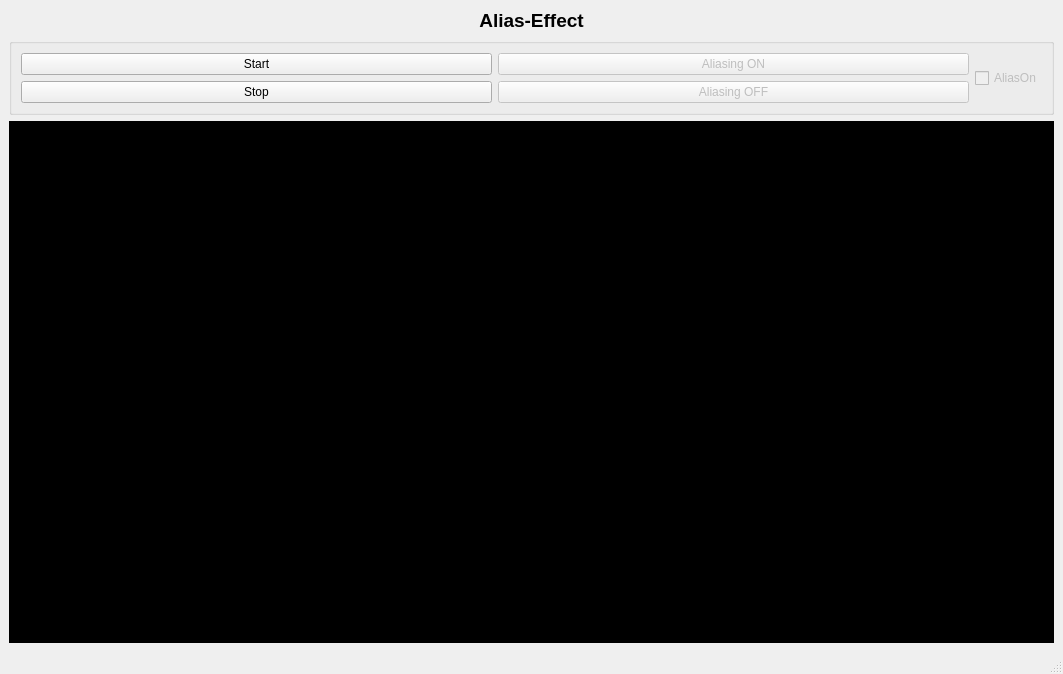
First picture: the form in main.ui, repository nilhoel1/EmA-Alias-Effect, before the edit.
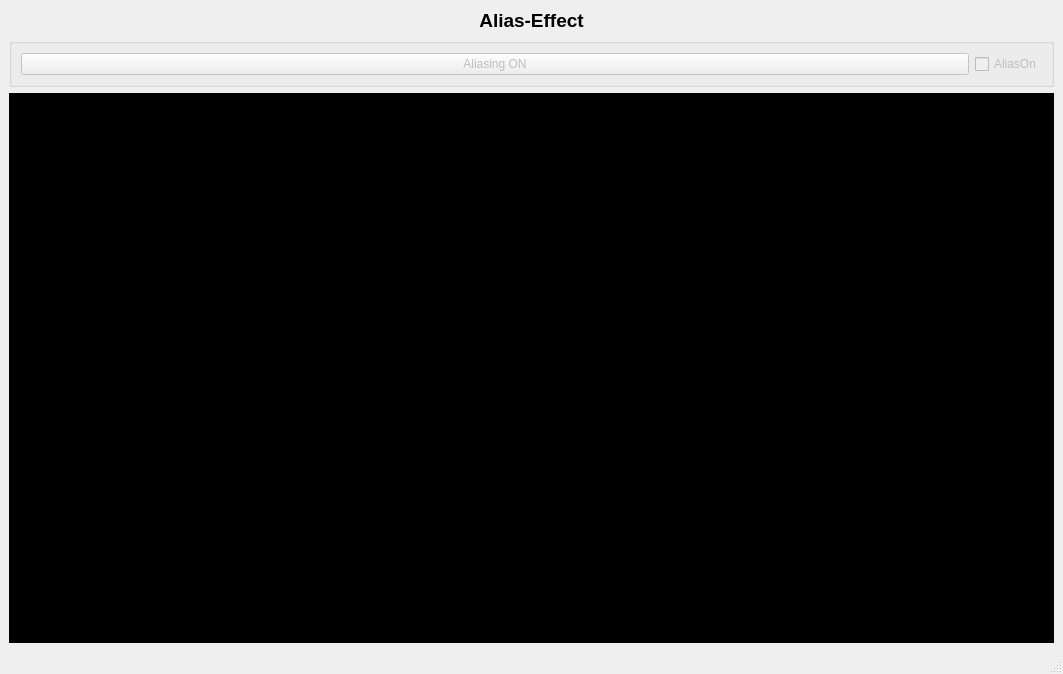
Second picture: the form after the edit.

Diff of the .ui file:
```diff
--- a/main.ui
+++ b/main.ui
@@ -93,15 +93,18 @@
                </property>
               </widget>
              </item>
-             <item row="2" column="0">
-              <widget class="QPushButton" name="pushButton_4">
-               <property name="enabled">
-                <bool>false</bool>
+             <item row="1" column="0">
+              <spacer name="horizontalSpacer_3">
+               <property name="orientation">
+                <enum>Qt::Horizontal</enum>
                </property>
-               <property name="text">
-                <string>Aliasing OFF</string>
+               <property name="sizeHint" stdset="0">
+                <size>
+                 <width>380</width>
+                 <height>0</height>
+                </size>
                </property>
-              </widget>
+              </spacer>
              </item>
             </layout>
            </item>
@@ -110,35 +113,7 @@
          <item row="0" column="0">
           <layout class="QGridLayout" name="gridLayout_2">
            <item row="0" column="0">
-            <layout class="QVBoxLayout" name="verticalLayout_2">
-             <item>
-              <widget class="QPushButton" name="pushButton">
-               <property name="text">
-                <string>Start</string>
-               </property>
-              </widget>
-             </item>
-             <item>
-              <spacer name="horizontalSpacer_2">
-               <property name="orientation">
-                <enum>Qt::Horizontal</enum>
-               </property>
-               <property name="sizeHint" stdset="0">
-                <size>
-                 <width>380</width>
-                 <height>0</height>
-                </size>
-               </property>
-              </spacer>
-             </item>
-             <item>
-              <widget class="QPushButton" name="pushButton_2">
-               <property name="text">
-                <string>Stop</string>
-               </property>
-              </widget>
-             </item>
-            </layout>
+            <layout class="QVBoxLayout" name="verticalLayout_2"/>
            </item>
           </layout>
          </item>
```
Left out of the diff: 13 changed lines with no effect on the pictures.
